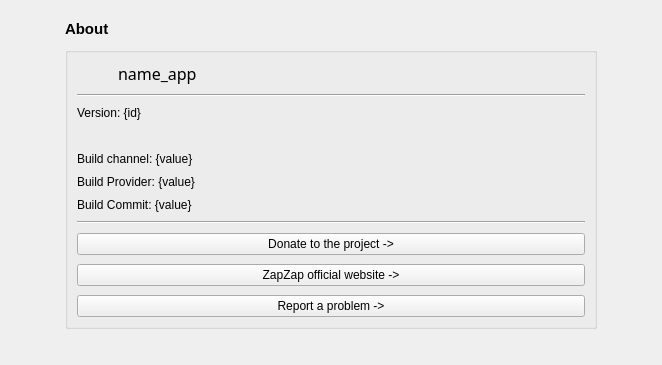
Old version of the form zapzap/ui/ui_page_about.ui in the repository rafatosta/zapzap; both pictures show x 0 to 662 and y 0 to 365 of the 662 by 666 pixel window.
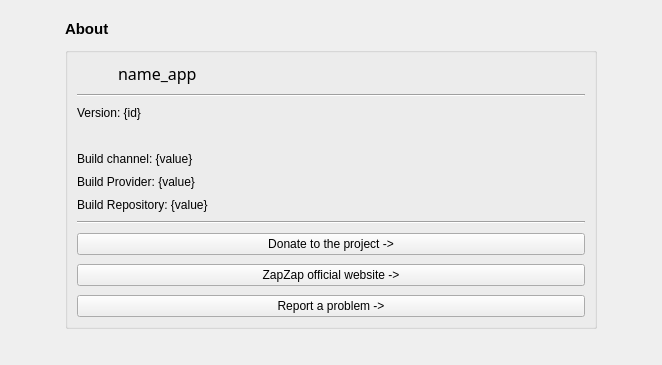
New version of the form.

Commit message: Useful information for BuildInfo

Diff of the .ui file:
```diff
--- a/zapzap/ui/ui_page_about.ui
+++ b/zapzap/ui/ui_page_about.ui
@@ -91,7 +91,7 @@
              <item row="6" column="0">
               <widget class="QLabel" name="labelBuildCommit">
                <property name="text">
-                <string>Build Commit: {value}</string>
+                <string>Build Repository: {value}</string>
                </property>
               </widget>
              </item>
```
Left out of the diff: 2 changed lines with no effect on the pictures. The commit also changes 6 other files.
